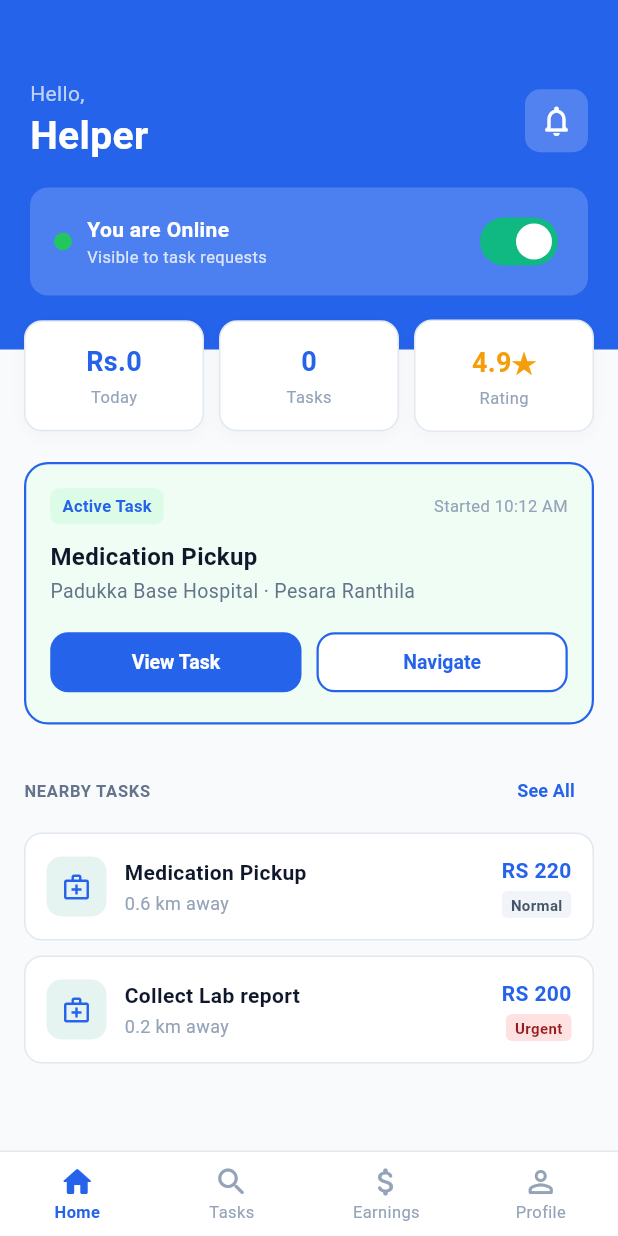
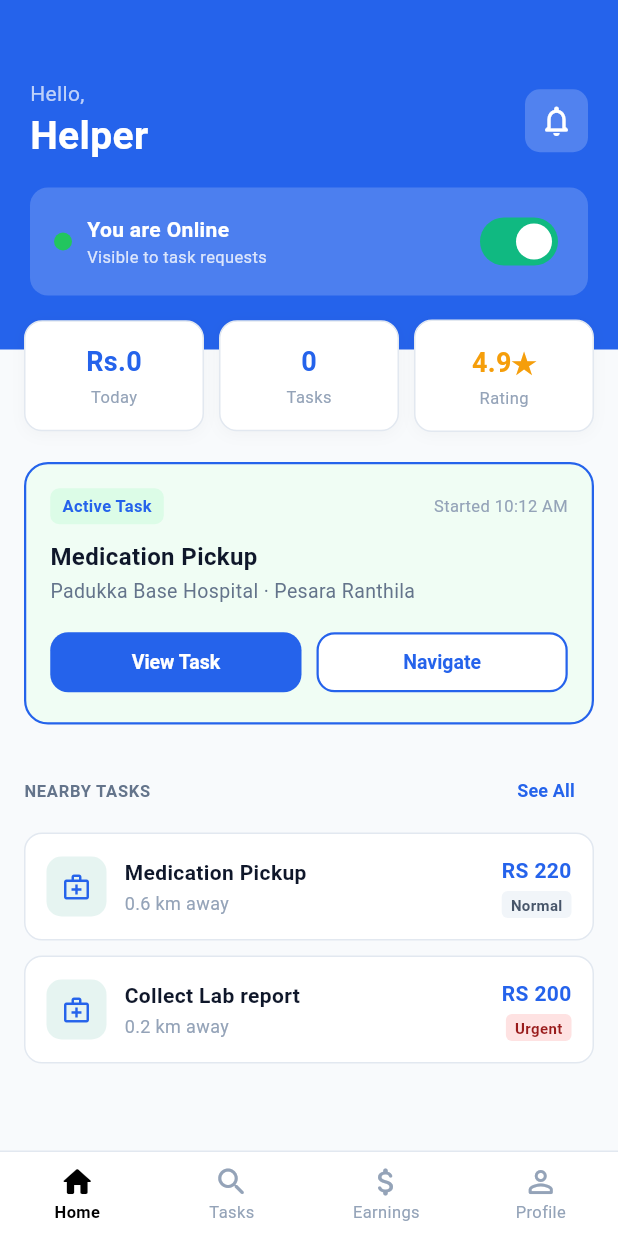
Before and after one commit to Dewnan/CareDrop, a Flutter app: the HelperMainMainScreen screen opened directly, on a phone screen of 412 x 824 dp. Run offline on Flutter 3.47's test engine with Material 3 defaults, Android fonts, the phone set to English and light mode, and no system bars; our stand-ins replace cloud_firestore, firebase_auth, firebase_core, shared_preferences; accounts and stored records are empty.

Commit message:
style: update Navigation bar icon theme

```diff
--- a/lib/screens/helper/helper_dashboard_screen.dart
+++ b/lib/screens/helper/helper_dashboard_screen.dart
@@ -41,7 +41,7 @@ class HelperMainMainScreen extends StatelessWidget {
           backgroundColor: Colors.white,
           elevation: 0,
           type: BottomNavigationBarType.fixed,
-          selectedItemColor: CareDropTheme.royalBlue,
+          selectedItemColor: CareDropTheme.black,
           unselectedItemColor: CareDropTheme.textMuted,
           selectedLabelStyle: const TextStyle(
             fontSize: 11,
--- a/lib/theme/app_theme.dart
+++ b/lib/theme/app_theme.dart
@@ -8,6 +8,8 @@ class CareDropTheme {
 
   static const Color royalBlue = Color(0xFF2563EB);
   static const Color royalBlueDark = Color(0xFF1D4ED8);
+
+  static const Color black = Color.fromARGB(255, 0, 0, 0);
 
   static const Color backgroundColor = Color(0xFFF8FAFC);
   static const Color cardBorderColor = Color(0xFFE2E8F0);
```
Also changed, not shown: lib/screens/patient/patient_dashboard_screen.dart (+17 -5 lines).
